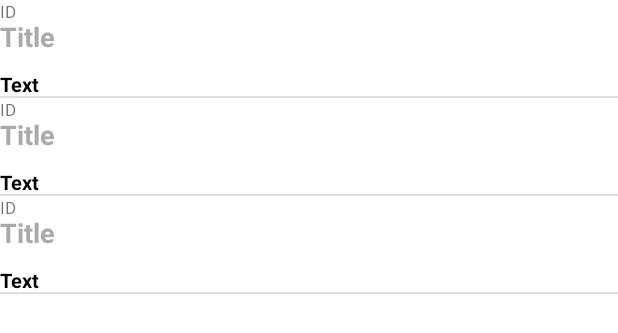
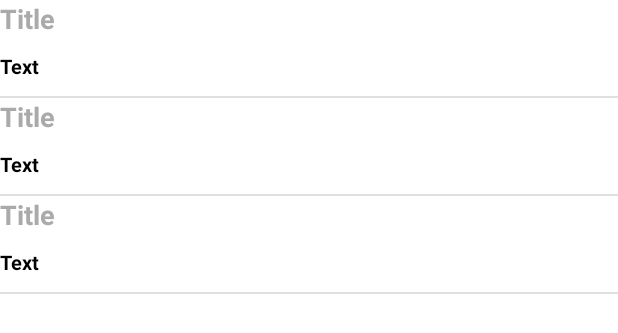
Before and after one commit to umutcanuzn19/Basic-To-Do-List-Android-Application, an Android app: the layout post_list.xml on its own in the app's theme, with its tools: preview values and no code run, on a phone screen of 412 x 824 dp. Shown: the top 333 px of the screen. Run offline under Robolectric (Android 15) with nearby library versions, the phone set to English and light mode, and no system bars.

Commit message:
id çıkarıldı

```diff
--- a/app/src/main/java/prj_1/stu_1609640/PostList.java
+++ b/app/src/main/java/prj_1/stu_1609640/PostList.java
@@ -78,12 +78,10 @@ public class PostList extends AppCompatActivity {
                 }
                 TextView tvTitle = convertView.findViewById(R.id.tvTitle);
                 TextView tvText = convertView.findViewById(R.id.tvText);
-                TextView tvId = convertView.findViewById(R.id.tvID);
                 try {
                     JSONObject jo = dataSet.getJSONObject(position);
                     tvTitle.setText(jo.getString("title"));
                     tvText.setText(jo.getString("txt"));
-                    tvId.setText(jo.getString("id"));
                     itemList.add(jo.getString("id"));
                     post_id = jo.getString("id");
                 } catch (Exception e) {
--- a/app/src/main/res/layout/post.xml
+++ b/app/src/main/res/layout/post.xml
@@ -8,13 +8,7 @@
         android:layout_height="64dp"
         android:orientation="vertical">
 
-        <TextView
-            android:layout_width="match_parent"
-            android:layout_height="12dp"
-            android:text="ID"
-            android:textSize="11sp"
-            android:id="@+id/tvID"
-            />
+
         <TextView
             android:id="@+id/tvTitle"
             android:layout_width="match_parent"
```
